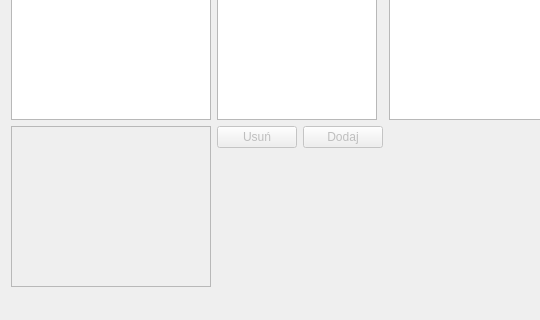
Qt form oknoglowne.ui (twardakm/zarzadzanie_projektami) before a commit; both pictures show x 0 to 540 and y 160 to 480 of the 641 by 480 pixel window.
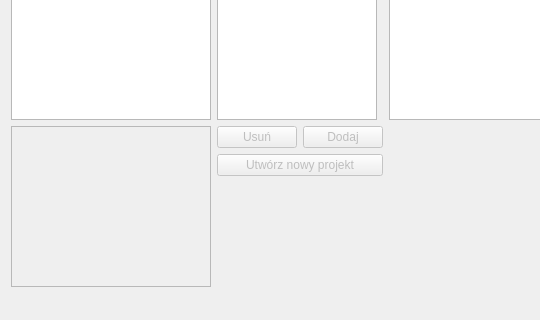
The same form after that commit.

Commit message:
Dodawanie projektów
poprawić jeszcze że można dodać bez żadnego użytkownika, tylko
administratorzy

Diff of the .ui file:
```diff
--- a/oknoglowne.ui
+++ b/oknoglowne.ui
@@ -209,6 +209,16 @@
           </property>
          </widget>
         </item>
+        <item row="2" column="0" colspan="2">
+         <widget class="QPushButton" name="utworz_projekt_przycisk">
+          <property name="enabled">
+           <bool>false</bool>
+          </property>
+          <property name="text">
+           <string>Utwórz nowy projekt</string>
+          </property>
+         </widget>
+        </item>
        </layout>
       </item>
      </layout>
```
The commit also changes 6 other files.
